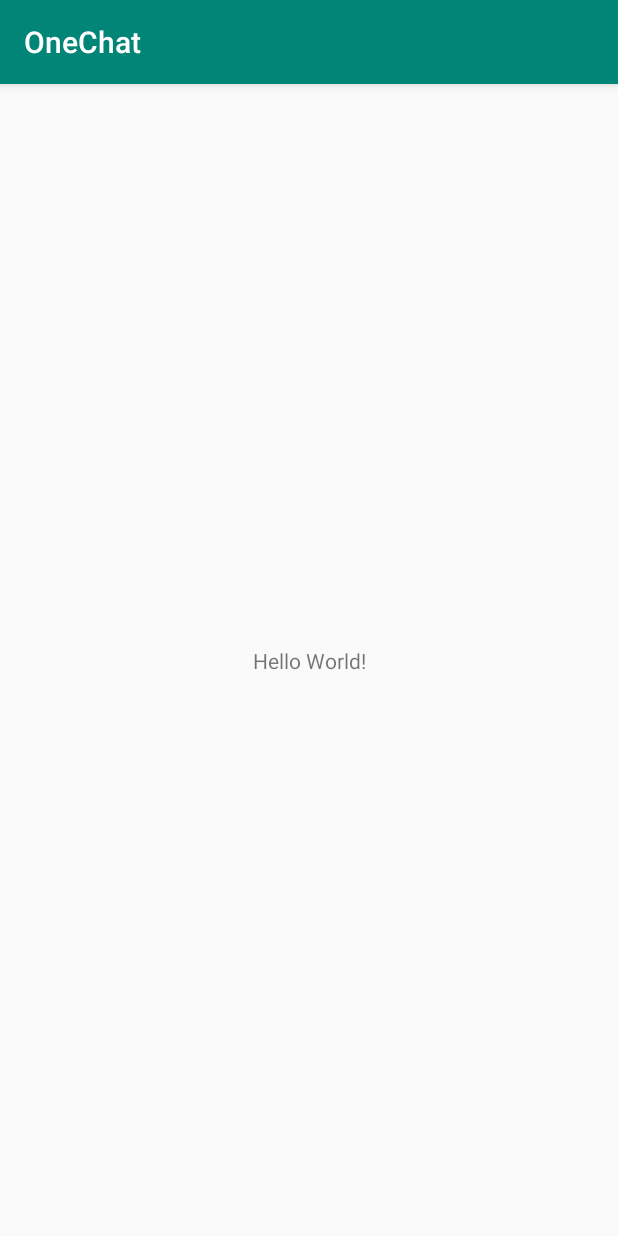
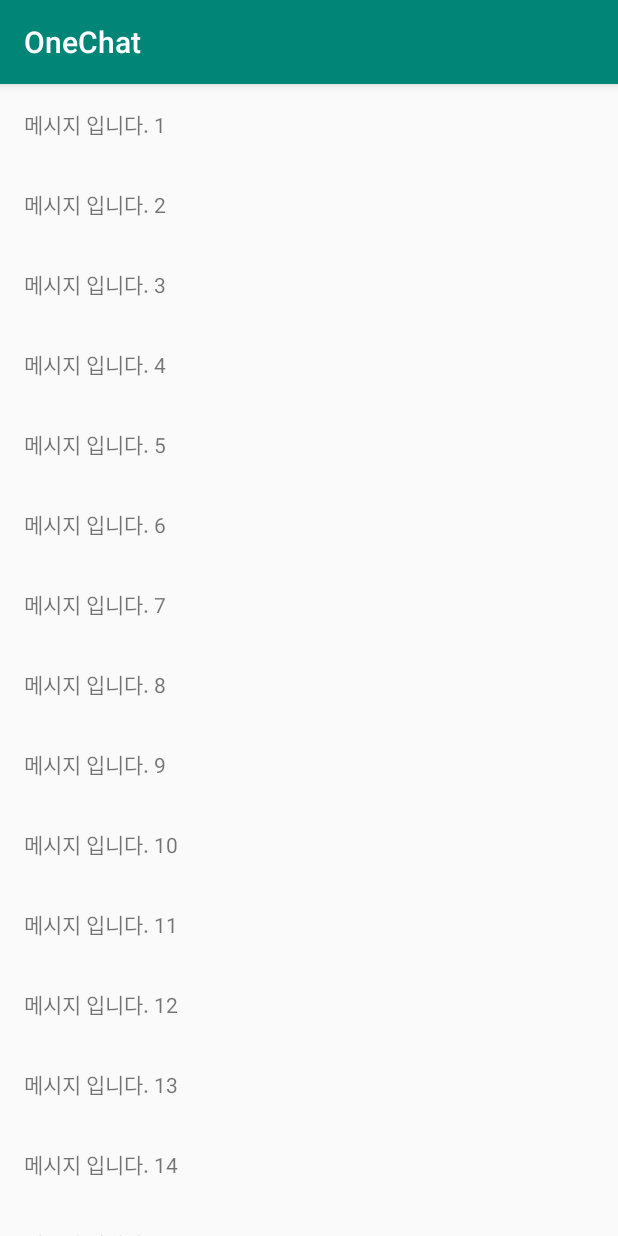
Before and after one commit to vigli-Lee/02OneChat, an Android app: the MainActivity screen opened directly, with no data from a screen before it, on a phone screen of 412 x 824 dp. Run offline under Robolectric (Android 15) with nearby library versions, the phone set to English and light mode, and no system bars; our stand-ins replace data binding.

Commit message:
[func] RecyclerView 추가

```diff
--- a/app/src/main/AndroidManifest.xml
+++ b/app/src/main/AndroidManifest.xml
@@ -9,7 +9,7 @@
         android:roundIcon="@mipmap/ic_launcher_round"
         android:supportsRtl="true"
         android:theme="@style/AppTheme">
-        <activity android:name=".LoginActivity">
+        <activity android:name=".login.LoginActivity">
             <intent-filter>
                 <action android:name="android.intent.action.MAIN" />
                 <category android:name="android.intent.category.LAUNCHER" />
--- /dev/null
+++ b/app/src/main/java/com/mobile/vigli/onechat/ChatItem.kt
@@ -0,0 +1,8 @@
+package com.mobile.vigli.onechat
+
+/**
+ * 채팅 메시지 데이터 클래스
+ */
+data class ChatItem(
+    var message: String
+)
--- a/app/src/main/java/com/mobile/vigli/onechat/MainActivity.kt
+++ b/app/src/main/java/com/mobile/vigli/onechat/MainActivity.kt
@@ -2,11 +2,29 @@ package com.mobile.vigli.onechat
 
 import androidx.appcompat.app.AppCompatActivity
 import android.os.Bundle
+import android.widget.LinearLayout
+import android.widget.TextView
+import androidx.databinding.DataBindingUtil
+import androidx.recyclerview.widget.LinearLayoutManager
+import com.mobile.vigli.onechat.databinding.ActivityMainBinding
 
 class MainActivity : AppCompatActivity() {
+    lateinit var binding: ActivityMainBinding
 
     override fun onCreate(savedInstanceState: Bundle?) {
         super.onCreate(savedInstanceState)
-        setContentView(R.layout.activity_main)
+
+        binding = DataBindingUtil.setContentView(this, R.layout.activity_main)
+
+        var chatItems = ArrayList<ChatItem>()
+        for (idx in 1..100) {
+            var chatItem = ChatItem("메시지 입니다. $idx")
+            chatItems.add(chatItem)
+        }
+
+        var adapter = MainChatAdapter(chatItems)
+        var linearLayoutManager = LinearLayoutManager(this)
+        binding.rvChat.layoutManager = linearLayoutManager
+        binding.rvChat.adapter = adapter
     }
 }
--- /dev/null
+++ b/app/src/main/java/com/mobile/vigli/onechat/MainChatAdapter.kt
@@ -0,0 +1,35 @@
+package com.mobile.vigli.onechat
+
+import android.view.LayoutInflater
+import android.view.View
+import android.view.ViewGroup
+import android.widget.Toast
+import androidx.databinding.DataBindingUtil
+import androidx.recyclerview.widget.RecyclerView
+import com.mobile.vigli.onechat.databinding.ItemChattingBinding
+
+class MainChatAdapter(var chatItems: ArrayList<ChatItem>): RecyclerView.Adapter<MainChatAdapter.ChatViewHolder>() {
+    override fun onCreateViewHolder(parent: ViewGroup, viewType: Int): ChatViewHolder {
+        var inflater = LayoutInflater.from(parent.context)
+        var view = inflater.inflate(R.layout.item_chatting, parent, false)
+        return ChatViewHolder(view)
+    }
+
+    override fun getItemCount(): Int {
+        return chatItems.size
+    }
+
+    override fun onBindViewHolder(holder: ChatViewHolder, position: Int) {
+        holder.binding?.tvMessage?.text = chatItems[position].message
+    }
+
+    class ChatViewHolder(view: View): RecyclerView.ViewHolder(view) {
+        var binding = DataBindingUtil.bind<ItemChattingBinding>(view)
+
+        init {
+            binding!!.root.setOnClickListener {
+                Toast.makeText(view.context, "$adapterPosition", Toast.LENGTH_SHORT).show()
+            }
+        }
+    }
+}
--- a/app/src/main/res/layout/activity_main.xml
+++ b/app/src/main/res/layout/activity_main.xml
@@ -1,19 +1,16 @@
 <?xml version="1.0" encoding="utf-8"?>
-<androidx.constraintlayout.widget.ConstraintLayout
-    xmlns:android="http://schemas.android.com/apk/res/android"
-    xmlns:tools="http://schemas.android.com/tools"
-    xmlns:app="http://schemas.android.com/apk/res-auto"
-    android:layout_width="match_parent"
-    android:layout_height="match_parent"
-    tools:context=".MainActivity">
+<layout xmlns:android="http://schemas.android.com/apk/res/android">
 
-    <TextView
-        android:layout_width="wrap_content"
-        android:layout_height="wrap_content"
-        android:text="Hello World!"
-        app:layout_constraintBottom_toBottomOf="parent"
-        app:layout_constraintLeft_toLeftOf="parent"
-        app:layout_constraintRight_toRightOf="parent"
-        app:layout_constraintTop_toTopOf="parent" />
+    <LinearLayout
+        android:layout_width="match_parent"
+        android:layout_height="match_parent"
+        android:orientation="vertical">
 
-</androidx.constraintlayout.widget.ConstraintLayout>
+        <androidx.recyclerview.widget.RecyclerView
+            android:id="@+id/rvChat"
+            android:layout_width="match_parent"
+            android:layout_height="match_parent"/>
+
+    </LinearLayout>
+
+</layout>
--- /dev/null
+++ b/app/src/main/res/layout/item_chatting.xml
@@ -0,0 +1,15 @@
+<?xml version="1.0" encoding="utf-8"?>
+<layout>
+<LinearLayout xmlns:android="http://schemas.android.com/apk/res/android"
+    android:layout_width="match_parent"
+    android:layout_height="wrap_content">
+
+    <TextView
+        android:id="@+id/tvMessage"
+        android:layout_width="wrap_content"
+        android:layout_height="wrap_content"
+        android:layout_weight="1"
+        android:padding="16dp"
+        android:text="TextView" />
+</LinearLayout>
+</layout>
```
Also changed, not shown: app/src/main/java/com/mobile/vigli/onechat/LoginActivity.kt (deleted, +0 -24 lines), app/src/main/java/com/mobile/vigli/onechat/login/LoginActivity.kt (added, +42 -0 lines), app/src/main/res/layout/activity_login.xml (+43 -37 lines).
